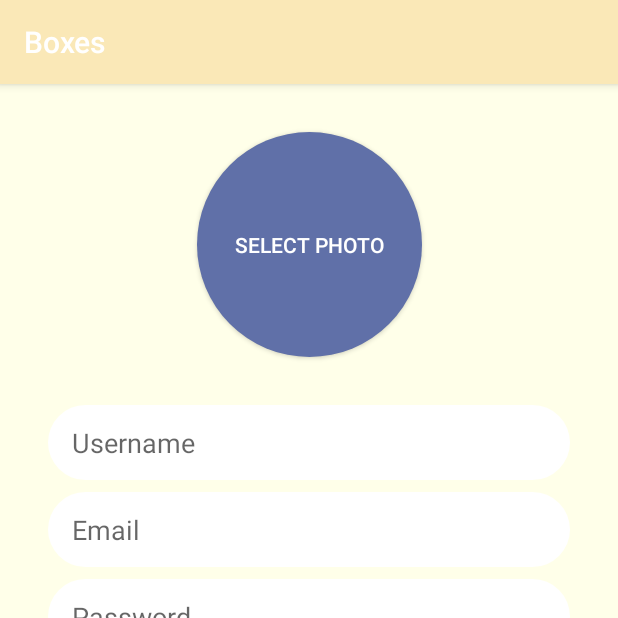
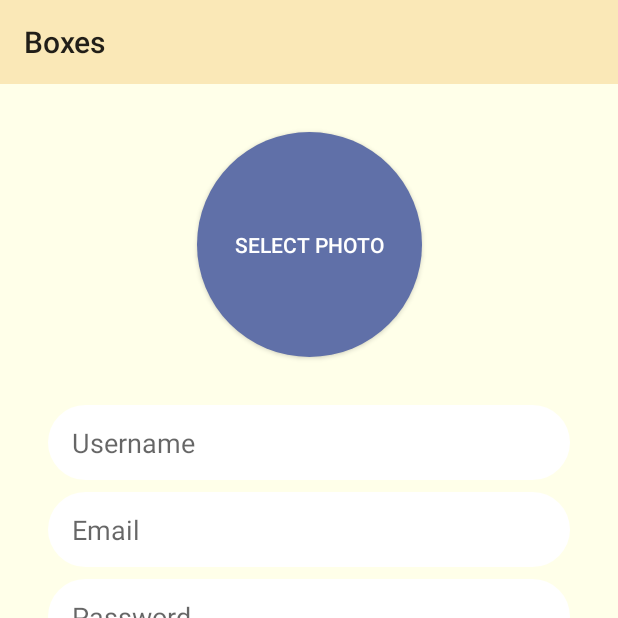
Before and after one commit to MikolajMichalczak/boxes-android-kotlin-firebase-app, an Android app: the screen it shows after launch (MainActivity), on a phone screen of 412 x 824 dp, the top half of it. Run offline under Robolectric (Android 15) with nearby library versions, the phone set to English and light mode, and no system bars; our stand-ins replace CircleImageView, Firebase (no records; nobody signed in at launch, a user with empty details on screens opened directly), data binding.

Commit message:
Toolbar and invitations rejecting

```diff
--- a/app/src/main/AndroidManifest.xml
+++ b/app/src/main/AndroidManifest.xml
@@ -1,6 +1,6 @@
 <?xml version="1.0" encoding="utf-8"?>
 <manifest xmlns:android="http://schemas.android.com/apk/res/android"
-    package="com.example.boxes">
+    package="com.example.boxes" >
 
     <application
         android:allowBackup="true"
@@ -8,8 +8,8 @@
         android:label="@string/app_name"
         android:roundIcon="@mipmap/ic_launcher_round"
         android:supportsRtl="true"
-        android:theme="@style/AppTheme">
-        <activity android:name=".MainActivity">
+        android:theme="@style/AppTheme" >
+        <activity android:name=".MainActivity" >
             <intent-filter>
                 <action android:name="android.intent.action.MAIN" />
 
--- a/app/src/main/java/com/example/boxes/MainActivity.kt
+++ b/app/src/main/java/com/example/boxes/MainActivity.kt
@@ -3,11 +3,15 @@ package com.example.boxes
 import android.content.Intent
 import androidx.appcompat.app.AppCompatActivity
 import android.os.Bundle
+import androidx.appcompat.widget.Toolbar
 
 class MainActivity : AppCompatActivity() {
 
     override fun onCreate(savedInstanceState: Bundle?) {
         super.onCreate(savedInstanceState)
         setContentView(R.layout.activity_main)
+
+        val toolbar = findViewById<Toolbar>(R.id.toolbar)
+        setSupportActionBar(toolbar)
     }
 }
--- a/app/src/main/java/com/example/boxes/screens/addfriends/AddFriendsFragment.kt
+++ b/app/src/main/java/com/example/boxes/screens/addfriends/AddFriendsFragment.kt
@@ -1,21 +1,16 @@
 package com.example.boxes.screens.addfriends
 
 import android.os.Bundle
-import android.util.Log
 import androidx.fragment.app.Fragment
 import android.view.LayoutInflater
 import android.view.View
 import android.view.ViewGroup
 import android.widget.Toast
 import androidx.databinding.DataBindingUtil
-import androidx.fragment.app.FragmentTransaction
 import androidx.lifecycle.Observer
 import androidx.lifecycle.ViewModelProviders
-import androidx.recyclerview.widget.RecyclerView
-
 import com.example.boxes.R
 import com.example.boxes.databinding.FragmentAddFriendsBinding
-import java.sql.Types.NULL
 
 class AddFriendsFragment: Fragment() {
 
--- a/app/src/main/java/com/example/boxes/screens/addfriends/AddFriendsViewModel.kt
+++ b/app/src/main/java/com/example/boxes/screens/addfriends/AddFriendsViewModel.kt
@@ -86,7 +86,7 @@ class AddFriendsViewModel: ViewModel() {
     }
 
     private fun sendInvite(_userUsername:String?, _uid:String?, userImageUrl:String){
-        val Invref = FirebaseDatabase.getInstance().getReference("/users/$_uid/invitations").push()
+        val invref = FirebaseDatabase.getInstance().getReference("/users/$_uid/invitations").push()
         val ref = FirebaseDatabase.getInstance().getReference("/users/$_uid/invitations").orderByChild("username").equalTo(_userUsername)
         val invitation = Invitation(_userUsername, userImageUrl,  _uid)
 
@@ -97,7 +97,7 @@ class AddFriendsViewModel: ViewModel() {
                     _inviteToast.value = "You have already sent an invitation to this user"
                 }
                 else {
-                    Invref.setValue(invitation)
+                    invref.setValue(invitation)
                         .addOnSuccessListener {
                             _inviteToast.value = "Invite sended"
                         }
--- a/app/src/main/java/com/example/boxes/screens/addfriends/InvitationItem.kt
+++ b/app/src/main/java/com/example/boxes/screens/addfriends/InvitationItem.kt
@@ -16,7 +16,7 @@ class InvitationItem (val invitation: Invitation, val onInvitationDiscardClick:
             viewHolder.itemView.rounded_textview.visibility = View.VISIBLE
             viewHolder.itemView.invite_accept_button.visibility = View.GONE
             viewHolder.itemView.invite_discard_button.visibility = View.GONE
-            viewHolder.itemView.rounded_textview.text = "Rejected"
+            viewHolder.itemView.rounded_textview.setText(R.string.rejected)
         }
 
         Picasso.get().load(invitation.userImageUrl).into(viewHolder.itemView.image_friend_avatar)
--- a/app/src/main/java/com/example/boxes/screens/inbox/InboxFragment.kt
+++ b/app/src/main/java/com/example/boxes/screens/inbox/InboxFragment.kt
@@ -70,7 +70,7 @@ class InboxFragment : Fragment() {
         }
     }
 
-    override fun onOptionsItemSelected(item: MenuItem?): Boolean {
+    override fun onOptionsItemSelected(item: MenuItem): Boolean {
         when (item?.itemId) {
             R.id.menu_sign_out -> {
                 FirebaseAuth.getInstance().signOut()
--- a/app/src/main/java/com/example/boxes/screens/register/RegisterFragment.kt
+++ b/app/src/main/java/com/example/boxes/screens/register/RegisterFragment.kt
@@ -35,7 +35,7 @@ class RegisterFragment : Fragment() {
 
         viewModel = ViewModelProviders.of(this).get(RegisterViewModel::class.java)
         binding.viewModel = viewModel
-        binding.setLifecycleOwner(this)
+        binding.lifecycleOwner = this
 
         viewModel.toLogin.observe(this, Observer {state ->
             navigateToLoginFragment(state)
@@ -97,7 +97,7 @@ class RegisterFragment : Fragment() {
 
         if(requestCode==0 && resultCode == Activity.RESULT_OK && data!=null){
             val uri = data.data
-            val bitmap = MediaStore.Images.Media.getBitmap(getActivity()?.getContentResolver(), uri)
+            val bitmap = MediaStore.Images.Media.getBitmap(activity?.contentResolver, uri)
             binding.selectphotoImageviewRegister.setImageBitmap(bitmap)
             binding.selectphotoButtonRegister.alpha = 0f
             viewModel.selectedPhotoUri = uri
--- a/app/src/main/res/layout/activity_main.xml
+++ b/app/src/main/res/layout/activity_main.xml
@@ -10,8 +10,25 @@
         android:id="@+id/nav_host_fragment"
         android:name="androidx.navigation.fragment.NavHostFragment"
         android:layout_width="match_parent"
-        android:layout_height="match_parent"
+        android:layout_height="0dp"
         app:defaultNavHost="true"
+        app:layout_constraintBottom_toBottomOf="parent"
+        app:layout_constraintEnd_toEndOf="parent"
+        app:layout_constraintHorizontal_bias="0.0"
+        app:layout_constraintStart_toStartOf="parent"
+        app:layout_constraintTop_toBottomOf="@+id/toolbar"
+        app:layout_constraintVertical_bias="1.0"
         app:navGraph="@navigation/nav_graph" />
 
+    <androidx.appcompat.widget.Toolbar
+        android:id="@+id/toolbar"
+        android:layout_width="0dp"
+        android:layout_height="wrap_content"
+        android:background="?attr/colorPrimary"
+        android:minHeight="?attr/actionBarSize"
+        android:theme="?attr/actionBarTheme"
+        app:layout_constraintEnd_toEndOf="parent"
+        app:layout_constraintStart_toStartOf="parent"
+        app:layout_constraintTop_toTopOf="parent" />
+
 </androidx.constraintlayout.widget.ConstraintLayout>
--- a/app/src/main/res/values/styles.xml
+++ b/app/src/main/res/values/styles.xml
@@ -1,7 +1,7 @@
 <resources>
 
     <!-- Base application theme. -->
-    <style name="AppTheme" parent="Theme.AppCompat.Light.DarkActionBar">
+    <style name="AppTheme" parent="Theme.AppCompat.Light.NoActionBar">
         <!-- Customize your theme here. -->
         <item name="colorPrimary">@color/primaryColor</item>
         <item name="colorPrimaryDark">@color/primaryDarkColor</item>
@@ -25,5 +25,11 @@
         <item name="android:background">@drawable/rounded_button</item>
         <item name="android:textColor">@color/secondaryTextColor</item>
     </style>
+    <style name="AppTheme.NoActionBar">
+        <item name="windowActionBar">false</item>
+        <item name="windowNoTitle">true</item>
+    </style>
+    <style name="AppTheme.AppBarOverlay" parent="ThemeOverlay.AppCompat.Dark.ActionBar" />
+    <style name="AppTheme.PopupOverlay" parent="ThemeOverlay.AppCompat.Light" />
 
 </resources>
```
Also changed, not shown: app/build.gradle (+17 -0 lines), app/src/main/res/drawable-v21/ic_menu_camera.xml (added, +12 -0 lines), app/src/main/res/drawable-v21/ic_menu_gallery.xml (added, +9 -0 lines), app/src/main/res/drawable-v21/ic_menu_slideshow.xml (added, +9 -0 lines), app/src/main/res/drawable/side_nav_bar.xml (added, +9 -0 lines), app/src/main/res/values-v21/styles.xml (added, +7 -0 lines), app/src/main/res/values/dimens.xml (added, +8 -0 lines), app/src/main/res/values/drawables.xml (added, +8 -0 lines), app/src/main/res/values/strings.xml (+14 -0 lines).
